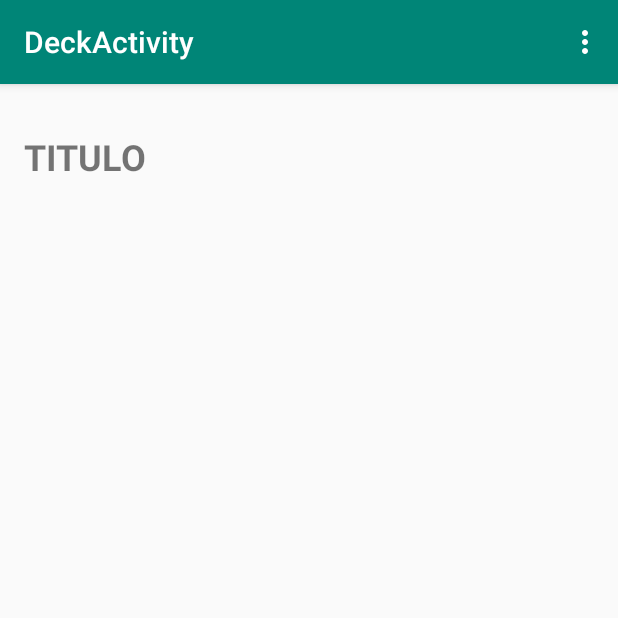
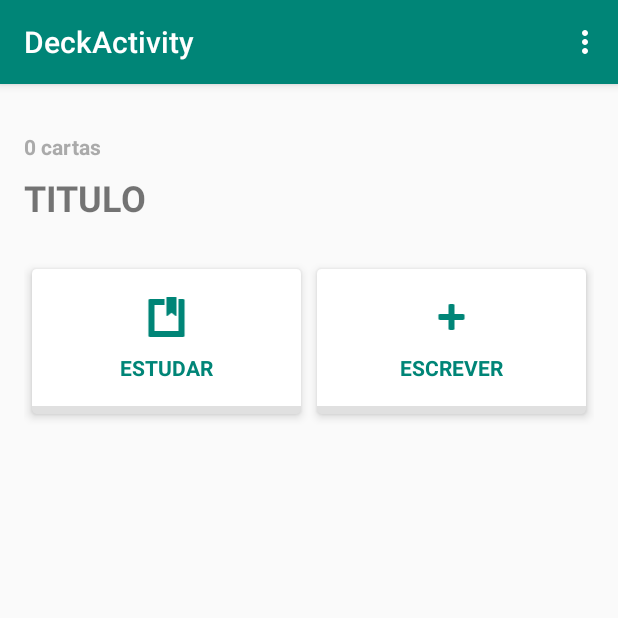
Before and after one commit to pedrobealves/piedcard-flashcard-app, an Android app: the DeckActivity screen opened directly, with no data from a screen before it, on a phone screen of 412 x 824 dp, the top half of it. Run offline under Robolectric (Android 15) with nearby library versions, the phone set to English and light mode, and no system bars.

Commit message:
Feat: buttons card home

```diff
--- a/app/src/main/java/com/piedcard/activity/deck/DeckActivity.java
+++ b/app/src/main/java/com/piedcard/activity/deck/DeckActivity.java
@@ -12,12 +12,14 @@ import android.widget.TextView;
 import android.widget.Toast;
 
 import com.piedcard.R;
+import com.piedcard.model.dao.CardDAO;
 import com.piedcard.model.dao.DeckDAO;
 import com.piedcard.model.Deck;
 
 public class DeckActivity extends AppCompatActivity {
 
     private TextView title;
+    private TextView countCards;
     private Deck deckActual;
 
     @Override
@@ -28,6 +30,7 @@ public class DeckActivity extends AppCompatActivity {
         setSupportActionBar(toolbar);
 
         title = findViewById(R.id.title_deck);
+        countCards = findViewById(R.id.count_cards);
 
         deckActual = (Deck) getIntent().getSerializableExtra("deckSelected");
 
@@ -36,8 +39,10 @@ public class DeckActivity extends AppCompatActivity {
     public void loadDeck() {
         if ( deckActual != null ){
             DeckDAO deckDAO = new DeckDAO( getApplicationContext() );
+            CardDAO cardDAO = new CardDAO( getApplicationContext() );
             deckActual = deckDAO.read(deckActual.getId());
             title.setText( deckActual.getName() );
+            countCards.setText(String.valueOf(cardDAO.count(deckActual.getId())) + " " + getString(R.string.cards));
         }
     }
 
--- a/app/src/main/java/com/piedcard/adapter/DeckAdapter.java
+++ b/app/src/main/java/com/piedcard/adapter/DeckAdapter.java
@@ -1,5 +1,6 @@
 package com.piedcard.adapter;
 
+import android.content.Context;
 import android.support.v7.widget.RecyclerView;
 import android.util.Log;
 import android.view.LayoutInflater;
@@ -9,15 +10,23 @@ import android.widget.TextView;
 
 import com.piedcard.R;
 import com.piedcard.model.Deck;
+import com.piedcard.model.dao.CardDAO;
 
 import java.util.List;
 
 public class DeckAdapter extends RecyclerView.Adapter<DeckAdapter.MyViewHolder> {
 
     private List<Deck> listaDecks;
+    private Context context;
 
-    public DeckAdapter(List<Deck> lista ) {
+    public DeckAdapter(List<Deck> lista) {
         this.listaDecks = lista;
+    }
+
+    @Override
+    public void onAttachedToRecyclerView(RecyclerView recyclerView) {
+        super.onAttachedToRecyclerView(recyclerView);
+        context = recyclerView.getContext();
     }
 
     @Override
@@ -33,7 +42,9 @@ public class DeckAdapter extends RecyclerView.Adapter<DeckAdapter.MyViewHolder>
     public void onBindViewHolder(MyViewHolder holder, int position) {
 
         Deck deck = listaDecks.get(position);
+        int count = new CardDAO(context).count(deck.getId());
         holder.tarefa.setText( deck.getName() );
+        holder.countCards.setText(String.valueOf(count) + " " + context.getString(R.string.cards));
         Log.i("tarefaAdapter", deck.getName() );
 
     }
@@ -46,12 +57,13 @@ public class DeckAdapter extends RecyclerView.Adapter<DeckAdapter.MyViewHolder>
     public class MyViewHolder extends RecyclerView.ViewHolder {
 
         TextView tarefa;
+        TextView countCards;
 
         public MyViewHolder(View itemView) {
             super(itemView);
 
             tarefa = itemView.findViewById(R.id.textTarefa);
-
+            countCards = itemView.findViewById(R.id.sub_text);
         }
     }
 
--- a/app/src/main/java/com/piedcard/helper/DbHelper.java
+++ b/app/src/main/java/com/piedcard/helper/DbHelper.java
@@ -7,7 +7,7 @@ import android.util.Log;
 
 public class DbHelper extends SQLiteOpenHelper {
 
-    public static int VERSION = 1;
+    public static int VERSION = 2;
     public static String DB_NAME = "DB_PIED_CARDS";
     public static String TABLE_DECK = "deck";
     public static String TABLE_CARD= "card";
@@ -25,10 +25,10 @@ public class DbHelper extends SQLiteOpenHelper {
 
         String sql_card = "CREATE TABLE IF NOT EXISTS " + TABLE_CARD
                 + " (id INTEGER PRIMARY KEY AUTOINCREMENT, " +
-                " front TEXT NOT NULL," +
-                " back TEXT NOT NULL," +
-                " id_deck INTEGER NOT NULL," +
-                " fOREIGN KEY (id_deck) REFERENCES deck(id) ); ";
+                " front TEXT NOT NULL, " +
+                " back TEXT NOT NULL, " +
+                " id_deck INTEGER NOT NULL, " +
+                " FOREIGN KEY (id_deck) REFERENCES deck(id) ); ";
         try {
             db.execSQL( sql_deck );
             db.execSQL( sql_card );
@@ -43,9 +43,11 @@ public class DbHelper extends SQLiteOpenHelper {
     public void onUpgrade(SQLiteDatabase db, int oldVersion, int newVersion) {
 
         String sql = "DROP TABLE IF EXISTS " + TABLE_DECK + " ;" ;
+        String sql2 = "DROP TABLE IF EXISTS " + TABLE_CARD + " ;" ;
 
         try {
             db.execSQL( sql );
+            db.execSQL( sql2 );
             onCreate(db);
             Log.i("INFO DB", "Sucesso ao update App" );
         }catch (Exception e){
--- a/app/src/main/java/com/piedcard/model/dao/CardDAO.java
+++ b/app/src/main/java/com/piedcard/model/dao/CardDAO.java
@@ -130,4 +130,11 @@ public class CardDAO implements ICardDAO {
 
         return cards;
     }
+
+    public int count(long id_deck){
+        String sql = "SELECT count(id) FROM " + DbHelper.TABLE_CARD + " WHERE id_deck=? ;";
+        Cursor c = rd.rawQuery(sql, new String[]{Long.toString(id_deck)});
+        c.moveToFirst();
+        return c.getInt(0);
+    }
 }
--- a/app/src/main/java/com/piedcard/model/dao/interfaces/ICardDAO.java
+++ b/app/src/main/java/com/piedcard/model/dao/interfaces/ICardDAO.java
@@ -9,5 +9,6 @@ public interface ICardDAO {
     boolean update(Card card);
     boolean delete(Card card);
     Card read(long id);
+    int count(long id);
     List<Card> list(long id);
 }
--- a/app/src/main/res/layout/activity_deck_home.xml
+++ b/app/src/main/res/layout/activity_deck_home.xml
@@ -8,15 +8,125 @@
     tools:context="com.piedcard.activity.deck.DeckActivity"
     tools:showIn="@layout/activity_deck">
 
+
     <TextView
-        android:id="@+id/title_deck"
+        android:id="@+id/count_cards"
         android:layout_width="wrap_content"
         android:layout_height="wrap_content"
         android:layout_marginStart="16dp"
         android:layout_marginTop="32dp"
+        android:text="0 cartas"
+        android:textColor="@android:color/darker_gray"
+        android:textStyle="bold"
+        android:typeface="normal"
+        app:layout_constraintStart_toStartOf="parent"
+        app:layout_constraintTop_toTopOf="parent" />
+
+    <TextView
+        android:id="@+id/title_deck"
+        android:layout_width="wrap_content"
+        android:layout_height="0dp"
+        android:layout_marginStart="16dp"
+        android:layout_marginTop="8dp"
         android:text="@string/title_deck"
         android:textSize="24sp"
         android:textStyle="bold"
         app:layout_constraintStart_toStartOf="parent"
-        app:layout_constraintTop_toTopOf="parent" />
+        app:layout_constraintTop_toBottomOf="@+id/count_cards" />
+
+    <LinearLayout
+        android:layout_width="match_parent"
+        android:layout_height="wrap_content"
+        android:layout_marginStart="16dp"
+        android:layout_marginTop="24dp"
+        android:layout_marginEnd="16dp"
+        android:orientation="horizontal"
+        app:layout_constraintEnd_toEndOf="parent"
+        app:layout_constraintHorizontal_bias="0.5"
+        app:layout_constraintStart_toStartOf="parent"
+        app:layout_constraintTop_toBottomOf="@+id/title_deck">
+
+        <android.support.v7.widget.CardView
+            android:layout_width="match_parent"
+            android:layout_height="match_parent"
+            android:layout_weight="1"
+            app:cardCornerRadius="3dp"
+            app:cardElevation="4dp"
+            app:cardUseCompatPadding="true">
+
+            <LinearLayout
+                android:layout_width="match_parent"
+                android:layout_height="match_parent"
+                android:orientation="vertical">
+
+                <ImageView
+                    android:layout_width="match_parent"
+                    android:layout_height="wrap_content"
+                    android:layout_marginTop="16dp"
+                    android:layout_marginBottom="8dp"
+                    android:tint="@color/colorPrimary"
+                    app:srcCompat="@android:drawable/ic_input_get" />
+
+                <TextView
+                    android:layout_width="match_parent"
+                    android:layout_height="wrap_content"
+                    android:layout_marginBottom="16dp"
+                    android:text="@string/study"
+                    android:textAlignment="center"
+                    android:textColor="@color/colorPrimary"
+                    android:textStyle="bold" />
+
+                <View
+                    android:layout_width="match_parent"
+                    android:layout_height="5dp"
+                    android:background="?android:attr/listDivider" />
+            </LinearLayout>
+        </android.support.v7.widget.CardView>
+
+        <android.support.v7.widget.CardView
+            android:layout_width="match_parent"
+            android:layout_height="match_parent"
+            android:layout_weight="1"
+            app:cardCornerRadius="3dp"
+            app:cardElevation="4dp"
+            app:cardUseCompatPadding="true">
+
+            <LinearLayout
+                android:layout_width="match_parent"
+                android:layout_height="match_parent"
+                android:orientation="vertical">
+
+                <ImageView
+                    android:layout_width="match_parent"
+                    android:layout_height="wrap_content"
+                    android:layout_marginTop="16dp"
+                    android:layout_marginBottom="8dp"
+                    android:tint="@color/colorPrimary"
+                    app:srcCompat="@android:drawable/ic_input_add" />
+
+                <TextView
+                    android:layout_width="match_parent"
+                    android:layout_height="wrap_content"
+                    android:layout_marginBottom="16dp"
+                    android:text="@string/write"
+                    android:textAlignment="center"
+                    android:textColor="@color/colorPrimary"
+                    android:textStyle="bold" />
+
+                <View
+                    android:layout_width="match_parent"
+                    android:layout_height="5dp"
+                    android:background="?android:attr/listDivider" />
+            </LinearLayout>
+        </android.support.v7.widget.CardView>
+
+    </LinearLayout>
+
+    <android.support.constraint.Guideline
+        android:id="@+id/guideline"
+        android:layout_width="wrap_content"
+        android:layout_height="wrap_content"
+        android:orientation="horizontal"
+        app:layout_constraintGuide_begin="20dp" />
+
 </android.support.constraint.ConstraintLayout>
--- a/app/src/main/res/values/strings.xml
+++ b/app/src/main/res/values/strings.xml
@@ -5,6 +5,7 @@
     <string name="name_list">TÍTULO</string>
     <string name="title_deck">TITULO</string>
     <string name="title_activity_settings">SettingsActivity</string>
+    <string name="cards">cartas</string>
 
     <!-- Strings related to Settings -->
 
@@ -80,4 +81,6 @@
     <string name="title_activity_deck">DeckActivity</string>
     <string name="edit_deck">Editar</string>
     <string name="delete_deck">Deletar</string>
+    <string name="study">ESTUDAR</string>
+    <string name="write">ESCREVER</string>
 </resources>
```
